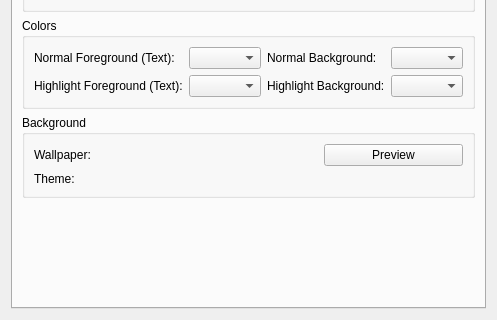
KDE/kcm-grub2, file ui/kcm_grub2.ui: the form before one commit; both pictures show x 0 to 497 and y 177 to 497 of the 497 by 497 pixel window.
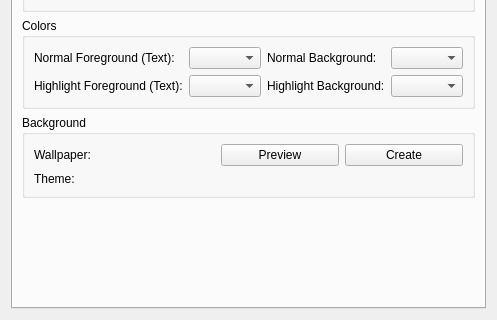
The form after the commit. The open tabs and pages were chosen to show the change. Custom widgets are drawn as their Qt base class.

```diff
--- a/ui/kcm_grub2.ui
+++ b/ui/kcm_grub2.ui
@@ -10,7 +10,7 @@
     <height>497</height>
    </rect>
   </property>
-  <layout class="QGridLayout" name="gridLayout_6">
+  <layout class="QGridLayout" name="gridLayout_5">
    <item row="0" column="0">
     <widget class="KTabWidget" name="ktabwidget">
      <property name="currentIndex">
@@ -232,7 +232,7 @@
       <attribute name="title">
        <string comment="@title:tab">Appearance</string>
       </attribute>
-      <layout class="QGridLayout" name="gridLayout_5">
+      <layout class="QGridLayout" name="gridLayout_3">
        <item row="0" column="0">
         <widget class="QGroupBox" name="groupBox_resolutions">
          <property name="title">
@@ -349,7 +349,7 @@
          <property name="title">
           <string comment="@title:group">Background</string>
          </property>
-         <layout class="QGridLayout" name="gridLayout_3">
+         <layout class="QFormLayout" name="formLayout_12">
           <item row="0" column="0">
            <widget class="QLabel" name="label_background">
             <property name="text">
@@ -358,15 +358,26 @@
            </widget>
           </item>
           <item row="0" column="1">
+           <layout class="QHBoxLayout" name="horizontalLayout_7">
+            <item>
            <widget class="KUrlRequester" name="kurlrequester_background"/>
           </item>
-          <item row="0" column="2">
+            <item>
            <widget class="KPushButton" name="kpushbutton_preview">
             <property name="text">
              <string comment="@action:button">Preview</string>
             </property>
            </widget>
           </item>
+            <item>
+             <widget class="KPushButton" name="kpushbutton_create">
+              <property name="text">
+               <string>Create</string>
+              </property>
+             </widget>
+            </item>
+           </layout>
+          </item>
           <item row="1" column="0">
            <widget class="QLabel" name="label_theme">
             <property name="text">
@@ -374,7 +385,7 @@
             </property>
            </widget>
           </item>
-          <item row="1" column="1" colspan="2">
+          <item row="1" column="1">
            <widget class="KUrlRequester" name="kurlrequester_theme"/>
           </item>
          </layout>
```
Lines whose indentation alone changed are shown as unchanged.
